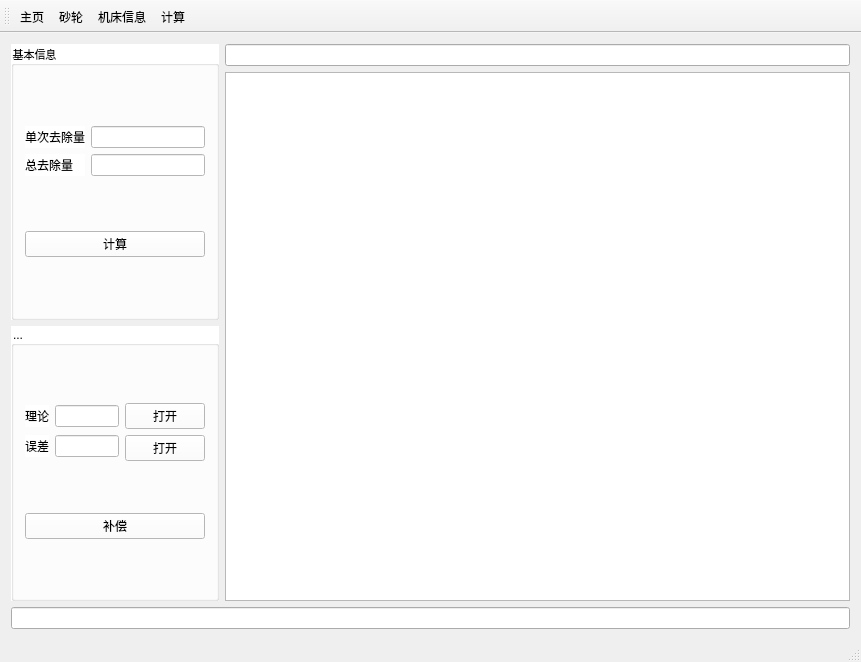
miankongLiu/Total, file Total/mainwindow.ui: the form before one commit.
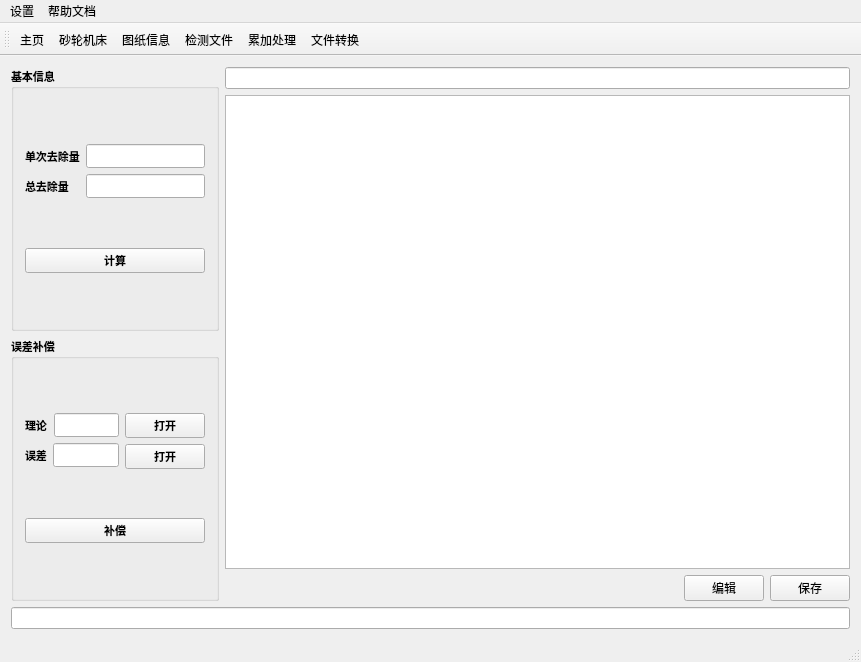
The form after the commit. Icons and pictures are not drawn.

Commit message: 5th添加补偿

Diff of the .ui file:
```diff
--- a/Total/mainwindow.ui
+++ b/Total/mainwindow.ui
@@ -405,9 +405,9 @@
   <widget class="QWidget" name="centralWidget">
    <layout class="QGridLayout" name="gridLayout_4">
     <item row="0" column="0">
-     <layout class="QVBoxLayout" name="verticalLayout_5">
+     <layout class="QVBoxLayout" name="verticalLayout_6">
       <item>
-       <layout class="QHBoxLayout" name="horizontalLayout" stretch="1,3">
+       <layout class="QHBoxLayout" name="horizontalLayout_5" stretch="1,3">
         <item>
          <layout class="QVBoxLayout" name="verticalLayout">
           <item>
@@ -416,12 +416,398 @@
              <font>
               <family>Agency FB</family>
               <pointsize>8</pointsize>
-              <weight>50</weight>
-              <bold>false</bold>
+              <weight>75</weight>
+              <bold>true</bold>
              </font>
             </property>
             <property name="styleSheet">
-             <string notr="true">background-color: rgb(255, 255, 255);</string>
+             <string notr="true">QPalette{background:#F5F5F5;}QGroupBox#gboxDevicePanel&gt;QLabel{color:#000000;}
+
+QWidget#frmMain,QWidget[Form=&quot;true&quot;]{
+border:1px solid #B2B6B9;
+border-radius:0px;
+}
+
+.QFrame{
+border:1px solid #B2B6B9;
+border-radius:5px;
+}
+
+QLabel,QLineEdit,QTextEdit,QPlainTextEdit,QSpinBox,QGroupBox,QComboBox,QDateEdit,QTimeEdit,QDateTimeEdit,QSpinBox,QTreeView,QListView,QTableView,QTabWidget::pane{
+color:#000000;
+}
+
+QWidget#widget_title{
+background:qlineargradient(spread:pad,x1:0,y1:0,x2:0,y2:1,stop:0 #E1E4E6,stop:1 #CCD3D9);
+}
+
+QLabel#lab_Ico,QLabel#lab_Title{
+border-radius:0px;
+color:#000000;
+background-color:rgba(0,0,0,0);
+border-style:none;
+}
+
+QToolButton::menu-indicator{
+image:None;
+}
+
+QToolButton,QWidget#widget_frm&gt;QLabel{
+border-style:none;
+padding:10px;
+color:#000000;
+background:qlineargradient(spread:pad,x1:0,y1:0,x2:0,y2:1,stop:0 #E1E4E6,stop:1 #CCD3D9);
+}
+
+QToolButton:hover,QWidget#widget_frm&gt;QLabel:hover{
+background:qlineargradient(spread:pad,x1:0,y1:0,x2:0,y2:1,stop:0 #F2F3F4,stop:1 #E7E9EB);
+}
+
+QLabel[labVideo=&quot;true&quot;]{
+color:#000000;
+border:1px solid #B2B6B9;
+background:qlineargradient(spread:pad,x1:0,y1:0,x2:0,y2:1,stop:0 #E1E4E6,stop:1 #CCD3D9);
+}
+
+QLabel[labVideo=&quot;true&quot;]:focus{
+border:1px solid #FF0000;
+background:qlineargradient(spread:pad,x1:0,y1:0,x2:0,y2:1,stop:0 #F2F3F4,stop:1 #E7E9EB);
+}
+
+QLineEdit,QTextEdit,QPlainTextEdit,QSpinBox{
+border:1px solid #B2B6B9;
+border-radius:5px;
+padding:2px;
+background:none;
+selection-background-color:#E1E4E6;
+selection-color:#000000;
+}
+
+QLineEdit[echoMode=&quot;2&quot;]{
+lineedit-password-character:9679;
+}
+
+.QGroupBox{
+border:1px solid #B2B6B9;
+border-radius:5px;
+}
+
+.QPushButton{
+border-style:none;
+border:1px solid #B2B6B9;
+color:#000000;
+padding:5px;
+min-height:20px;
+border-radius:5px;
+background:qlineargradient(spread:pad,x1:0,y1:0,x2:0,y2:1,stop:0 #E1E4E6,stop:1 #CCD3D9);
+}
+
+.QPushButton:hover{
+background:qlineargradient(spread:pad,x1:0,y1:0,x2:0,y2:1,stop:0 #F2F3F4,stop:1 #E7E9EB);
+}
+
+.QPushButton:pressed{
+background:qlineargradient(spread:pad,x1:0,y1:0,x2:0,y2:1,stop:0 #E1E4E6,stop:1 #CCD3D9);
+}
+
+.QPushButton:disabled{
+color:#838383;
+background:#F4F4F4;
+}
+
+QPushButton#btnSplitterH{
+padding:2px;
+min-height:8px;
+}
+
+QPushButton#btnMenu,QPushButton#btnMenu_Min,QPushButton#btnMenu_Max,QPushButton#btnMenu_Close,QPushButton#btnSplitterV,QPushButton#btnSplitterH{
+border-radius:0px;
+color:#000000;
+background-color:rgba(0,0,0,0);
+border-style:none;
+}
+
+QPushButton#btnMenu:hover,QPushButton#btnMenu_Min:hover,QPushButton#btnMenu_Max:hover,QPushButton#btnSplitterV:hover,QPushButton#btnSplitterH:hover{
+background-color:qlineargradient(spread:pad,x1:0,y1:1,x2:0,y2:0,stop:0 rgba(25,134,199,0),stop:1 #F2F3F4);
+}
+
+QPushButton#btnMenu_Close:hover{
+background-color:qlineargradient(spread:pad,x1:0,y1:1,x2:0,y2:0,stop:0 rgba(238,0,0,128),stop:1 rgba(238,44,44,255));
+}
+
+QCheckBox{
+color:#000000;
+spacing:2px;
+}
+
+QCheckBox::indicator{
+width:20px;
+height:20px;
+}
+
+QCheckBox::indicator:unchecked{
+image:url(:/image/checkbox_unchecked.png);
+}
+
+QCheckBox::indicator:checked{
+image:url(:/image/checkbox_checked.png);
+}
+
+QRadioButton{
+color:#000000;
+spacing:2px;
+}
+
+QRadioButton::indicator{
+width:15px;
+height:15px;
+}
+
+QRadioButton::indicator::unchecked{
+image:url(:/image/radio_normal.png);
+}
+
+QRadioButton::indicator::checked{
+image:url(:/image/radio_selected.png);
+}
+
+QSpinBox::up-button,QDateEdit::up-button,QTimeEdit::up-button,QDateTimeEdit::up-button{
+image:url(:/image/add_top.png);
+}
+
+QSpinBox::down-button,QDateEdit::down-button,QTimeEdit::down-button,QDateTimeEdit::down-button{
+image:url(:/image/add_bottom.png);
+}
+
+QComboBox,QDateEdit,QTimeEdit,QDateTimeEdit,QSpinBox{
+border-radius:3px;
+padding:3px 5px 3px 5px;
+border:1px solid #B2B6B9;
+background:none;
+selection-background-color:#E1E4E6;
+selection-color:#000000;
+}
+
+QComboBox::drop-down,QDateEdit::drop-down,QTimeEdit::drop-down,QDateTimeEdit::drop-down{
+subcontrol-origin:padding;
+subcontrol-position:top right;
+width:15px;
+border-left-width:1px;
+border-left-style:solid;
+border-top-right-radius:3px;
+border-bottom-right-radius:3px;
+border-left-color:#B2B6B9;
+}
+
+QComboBox::down-arrow,QDateEdit::down-arrow,QTimeEdit::down-arrow,QDateTimeEdit::down-arrow{
+image:url(:/image/add_bottom.png);
+}
+
+QMenu{
+color:#000000;
+background-color:#E1E4E6;
+margin:2px;
+}
+
+QMenu::item{
+padding:3px 20px 3px 20px;
+}
+
+QMenu::indicator{
+width:13px;
+height:13px;
+}
+
+QMenu::item:selected{
+color:#000000;
+border:0px solid #B2B6B9;
+background:qlineargradient(spread:pad,x1:0,y1:0,x2:0,y2:1,stop:0 #E1E4E6,stop:1 #CCD3D9);
+}
+
+QMenu::separator{
+height:1px;
+background:#B2B6B9;
+}
+
+QProgressBar{
+background:#E1E4E6;
+border-radius:5px;
+text-align:center;
+border:1px solid #B2B6B9;
+}
+
+QProgressBar::chunk{
+width:5px;
+margin:0.5px;
+background-color:#B2B6B9;
+}
+
+QSlider::groove:horizontal,QSlider::add-page:horizontal{
+height:8px;
+border-radius:3px;
+background:#B2B6B9;
+}
+
+QSlider::sub-page:horizontal{
+height:8px;
+border-radius:3px;
+background:#787878;
+}
+
+QSlider::handle:horizontal{
+width:13px;
+margin-top:-3px;
+margin-bottom:-3px;
+border-radius:6px;
+background:qradialgradient(spread:pad,cx:0.5,cy:0.5,radius:0.5,fx:0.5,fy:0.5,stop:0.6 #FFFFFF,stop:0.8 #B2B6B9);
+}
+
+QSlider::groove:vertical,QSlider::sub-page:vertical{
+width:8px;
+border-radius:3px;
+background:#B2B6B9;
+}
+
+QSlider::add-page:vertical{
+width:8px;
+border-radius:3px;
+background:#787878;
+}
+
+QSlider::handle:vertical{
+height:13px;
+margin-left:-2px;
+margin-right:-3px;
+border-radius:6px;
+background:qradialgradient(spread:pad,cx:0.5,cy:0.5,radius:0.5,fx:0.5,fy:0.5,stop:0.6 #FFFFFF,stop:0.8 #B2B6B9);
+}
+
+QScrollBar:vertical{
+width:10px;
+background-color:rgba(0,0,0,0%);
+padding-top:10px;
+padding-bottom:10px;
+}
+
+QScrollBar:horizontal{
+height:10px;
+background-color:rgba(0,0,0,0%);
+padding-left:10px;
+padding-right:10px;
+}
+
+QScrollBar::handle:vertical,QScrollBar::handle:horizontal{
+width:10px;
+background:#CCD3D9;
+}
+
+QScrollBar::handle:vertical:hover,QScrollBar::handle:horizontal:hover{
+width:10px;
+background:#E7E9EB;
+}
+
+QScrollBar::add-line:vertical{
+height:10px;
+width:10px;
+subcontrol-position:bottom;
+subcontrol-origin:margin;
+border-border-image:url(:/image/add_bottom.png);
+}
+
+QScrollBar::add-line:horizontal{
+height:10px;
+width:10px;
+subcontrol-position:right;
+subcontrol-origin:margin;
+border-image:url(:/image/add_right.png);
+}
+
+QScrollBar::sub-line:vertical{
+height:10px;
+width:10px;
+subcontrol-position:top;
+subcontrol-origin:margin;
+border-image:url(:/image/add_top.png);
+}
+
+QScrollBar::sub-line:horizontal{
+height:10px;
+width:10px;
+subcontrol-position:left;
+subcontrol-origin:margin;
+image:url(:/image/add_left.png);
+}
+
+QScrollBar::add-page:vertical,QScrollBar::sub-page:vertical,QScrollBar::add-page:horizontal,QScrollBar::sub-page:horizontal{
+width:10px;
+background:#B2B6B9;
+}
+
+QScrollArea{
+border:0px;
+}
+
+QTreeView,QListView,QTableView,QTabWidget::pane{
+border:1px solid #B2B6B9;
+selection-background-color:#F2F3F4;
+selection-color:#000000;
+alternate-background-color:#E7E9EB;
+}
+
+QTableView::item:selected,QListView::item:selected,QTreeView::item:selected{
+color:#000000;
+background:qlineargradient(spread:pad,x1:0,y1:0,x2:0,y2:1,stop:0 #E1E4E6,stop:1 #CCD3D9);
+}
+
+QTableView::item:hover,QListView::item:hover,QTreeView::item:hover{
+color:#000000;
+background:qlineargradient(spread:pad,x1:0,y1:0,x2:0,y2:1,stop:0 #F2F3F4,stop:1 #E7E9EB);
+}
+
+QTableView::item,QListView::item,QTreeView::item{
+padding:5px;
+margin:0px;
+}
+
+QHeaderView::section,QTableCornerButton:section{
+padding:3px;
+margin:0px;
+color:#000000;
+border:1px solid #B2B6B9;
+background:qlineargradient(spread:pad,x1:0,y1:0,x2:0,y2:1,stop:0 #F2F3F4,stop:1 #E7E9EB);
+}
+
+QTabBar::tab{
+border-radius:5px;
+border:1px solid #B2B6B9;
+color:#000000;
+min-width:55px;
+min-height:20px;
+padding:3px 8px 3px 8px;
+margin:1px;
+background:qlineargradient(spread:pad,x1:0,y1:0,x2:0,y2:1,stop:0 #F2F3F4,stop:1 #E7E9EB);
+}
+
+QTabBar::tab:selected,QTabBar::tab:hover{
+background:qlineargradient(spread:pad,x1:0,y1:0,x2:0,y2:1,stop:0 #E1E4E6,stop:1 #CCD3D9);
+}
+
+QStatusBar::item{
+border:0px solid #E1E4E6;
+border-radius:3px;
+}
+
+QToolBox::tab,QToolTip,QGroupBox#gboxDevicePanel{
+padding:3px;
+border-radius: 5px;
+color:#000000;
+background:qlineargradient(spread:pad,x1:0,y1:0,x2:0,y2:1,stop:0 #E1E4E6,stop:1 #CCD3D9);
+}
+
+QToolBox::tab:selected{
+background:qlineargradient(spread:pad,x1:0,y1:0,x2:0,y2:1,stop:0 #F2F3F4,stop:1 #E7E9EB);
+}
+</string>
             </property>
             <property name="title">
              <string>基本信息</string>
@@ -473,11 +859,405 @@
           </item>
           <item>
            <widget class="QGroupBox" name="groupBox_2">
+            <property name="font">
+             <font>
+              <family>Agency FB</family>
+              <pointsize>8</pointsize>
+              <weight>75</weight>
+              <bold>true</bold>
+             </font>
+            </property>
             <property name="styleSheet">
-             <string notr="true">background-color: rgb(255, 255, 255);</string>
+             <string notr="true">QPalette{background:#F5F5F5;}QGroupBox#gboxDevicePanel&gt;QLabel{color:#000000;}
+
+QWidget#frmMain,QWidget[Form=&quot;true&quot;]{
+border:1px solid #B2B6B9;
+border-radius:0px;
+}
+
+.QFrame{
+border:1px solid #B2B6B9;
+border-radius:5px;
+}
+
+QLabel,QLineEdit,QTextEdit,QPlainTextEdit,QSpinBox,QGroupBox,QComboBox,QDateEdit,QTimeEdit,QDateTimeEdit,QSpinBox,QTreeView,QListView,QTableView,QTabWidget::pane{
+color:#000000;
+}
+
+QWidget#widget_title{
+background:qlineargradient(spread:pad,x1:0,y1:0,x2:0,y2:1,stop:0 #E1E4E6,stop:1 #CCD3D9);
+}
+
+QLabel#lab_Ico,QLabel#lab_Title{
+border-radius:0px;
+color:#000000;
+background-color:rgba(0,0,0,0);
+border-style:none;
+}
+
+QToolButton::menu-indicator{
+image:None;
+}
+
+QToolButton,QWidget#widget_frm&gt;QLabel{
+border-style:none;
+padding:10px;
+color:#000000;
+background:qlineargradient(spread:pad,x1:0,y1:0,x2:0,y2:1,stop:0 #E1E4E6,stop:1 #CCD3D9);
+}
+
+QToolButton:hover,QWidget#widget_frm&gt;QLabel:hover{
+background:qlineargradient(spread:pad,x1:0,y1:0,x2:0,y2:1,stop:0 #F2F3F4,stop:1 #E7E9EB);
+}
+
+QLabel[labVideo=&quot;true&quot;]{
+color:#000000;
+border:1px solid #B2B6B9;
+background:qlineargradient(spread:pad,x1:0,y1:0,x2:0,y2:1,stop:0 #E1E4E6,stop:1 #CCD3D9);
+}
+
+QLabel[labVideo=&quot;true&quot;]:focus{
+border:1px solid #FF0000;
+background:qlineargradient(spread:pad,x1:0,y1:0,x2:0,y2:1,stop:0 #F2F3F4,stop:1 #E7E9EB);
+}
+
+QLineEdit,QTextEdit,QPlainTextEdit,QSpinBox{
+border:1px solid #B2B6B9;
+border-radius:5px;
+padding:2px;
+background:none;
+selection-background-color:#E1E4E6;
+selection-color:#000000;
+}
+
+QLineEdit[echoMode=&quot;2&quot;]{
+lineedit-password-character:9679;
+}
+
+.QGroupBox{
+border:1px solid #B2B6B9;
+border-radius:5px;
+}
+
+.QPushButton{
+border-style:none;
+border:1px solid #B2B6B9;
+color:#000000;
+padding:5px;
+min-height:20px;
+border-radius:5px;
+background:qlineargradient(spread:pad,x1:0,y1:0,x2:0,y2:1,stop:0 #E1E4E6,stop:1 #CCD3D9);
+}
+
+.QPushButton:hover{
+background:qlineargradient(spread:pad,x1:0,y1:0,x2:0,y2:1,stop:0 #F2F3F4,stop:1 #E7E9EB);
+}
+
+.QPushButton:pressed{
+background:qlineargradient(spread:pad,x1:0,y1:0,x2:0,y2:1,stop:0 #E1E4E6,stop:1 #CCD3D9);
+}
+
+.QPushButton:disabled{
+color:#838383;
+background:#F4F4F4;
+}
+
+QPushButton#btnSplitterH{
+padding:2px;
+min-height:8px;
+}
+
+QPushButton#btnMenu,QPushButton#btnMenu_Min,QPushButton#btnMenu_Max,QPushButton#btnMenu_Close,QPushButton#btnSplitterV,QPushButton#btnSplitterH{
+border-radius:0px;
+color:#000000;
+background-color:rgba(0,0,0,0);
+border-style:none;
+}
+
+QPushButton#btnMenu:hover,QPushButton#btnMenu_Min:hover,QPushButton#btnMenu_Max:hover,QPushButton#btnSplitterV:hover,QPushButton#btnSplitterH:hover{
+background-color:qlineargradient(spread:pad,x1:0,y1:1,x2:0,y2:0,stop:0 rgba(25,134,199,0),stop:1 #F2F3F4);
+}
+
+QPushButton#btnMenu_Close:hover{
+background-color:qlineargradient(spread:pad,x1:0,y1:1,x2:0,y2:0,stop:0 rgba(238,0,0,128),stop:1 rgba(238,44,44,255));
+}
+
+QCheckBox{
+color:#000000;
+spacing:2px;
+}
+
+QCheckBox::indicator{
+width:20px;
+height:20px;
+}
+
+QCheckBox::indicator:unchecked{
+image:url(:/image/checkbox_unchecked.png);
+}
+
+QCheckBox::indicator:checked{
+image:url(:/image/checkbox_checked.png);
+}
+
+QRadioButton{
+color:#000000;
+spacing:2px;
+}
+
+QRadioButton::indicator{
+width:15px;
+height:15px;
+}
+
+QRadioButton::indicator::unchecked{
+image:url(:/image/radio_normal.png);
+}
+
+QRadioButton::indicator::checked{
+image:url(:/image/radio_selected.png);
+}
+
+QSpinBox::up-button,QDateEdit::up-button,QTimeEdit::up-button,QDateTimeEdit::up-button{
+image:url(:/image/add_top.png);
+}
+
+QSpinBox::down-button,QDateEdit::down-button,QTimeEdit::down-button,QDateTimeEdit::down-button{
+image:url(:/image/add_bottom.png);
+}
+
+QComboBox,QDateEdit,QTimeEdit,QDateTimeEdit,QSpinBox{
+border-radius:3px;
+padding:3px 5px 3px 5px;
+border:1px solid #B2B6B9;
+background:none;
+selection-background-color:#E1E4E6;
+selection-color:#000000;
+}
+
+QComboBox::drop-down,QDateEdit::drop-down,QTimeEdit::drop-down,QDateTimeEdit::drop-down{
+subcontrol-origin:padding;
+subcontrol-position:top right;
+width:15px;
+border-left-width:1px;
+border-left-style:solid;
+border-top-right-radius:3px;
+border-bottom-right-radius:3px;
+border-left-color:#B2B6B9;
+}
+
+QComboBox::down-arrow,QDateEdit::down-arrow,QTimeEdit::down-arrow,QDateTimeEdit::down-arrow{
+image:url(:/image/add_bottom.png);
+}
+
+QMenu{
+color:#000000;
+background-color:#E1E4E6;
+margin:2px;
+}
+
+QMenu::item{
+padding:3px 20px 3px 20px;
+}
+
+QMenu::indicator{
+width:13px;
+height:13px;
+}
+
+QMenu::item:selected{
+color:#000000;
+border:0px solid #B2B6B9;
+background:qlineargradient(spread:pad,x1:0,y1:0,x2:0,y2:1,stop:0 #E1E4E6,stop:1 #CCD3D9);
+}
+
+QMenu::separator{
+height:1px;
+background:#B2B6B9;
+}
+
+QProgressBar{
+background:#E1E4E6;
+border-radius:5px;
+text-align:center;
+border:1px solid #B2B6B9;
+}
+
+QProgressBar::chunk{
+width:5px;
+margin:0.5px;
+background-color:#B2B6B9;
+}
+
+QSlider::groove:horizontal,QSlider::add-page:horizontal{
+height:8px;
+border-radius:3px;
+background:#B2B6B9;
+}
+
+QSlider::sub-page:horizontal{
+height:8px;
+border-radius:3px;
+background:#787878;
+}
+
+QSlider::handle:horizontal{
+width:13px;
+margin-top:-3px;
+margin-bottom:-3px;
+border-radius:6px;
+background:qradialgradient(spread:pad,cx:0.5,cy:0.5,radius:0.5,fx:0.5,fy:0.5,stop:0.6 #FFFFFF,stop:0.8 #B2B6B9);
+}
+
+QSlider::groove:vertical,QSlider::sub-page:vertical{
+width:8px;
+border-radius:3px;
+background:#B2B6B9;
+}
+
+QSlider::add-page:vertical{
+width:8px;
+border-radius:3px;
+background:#787878;
+}
+
+QSlider::handle:vertical{
+height:13px;
+margin-left:-2px;
+margin-right:-3px;
+border-radius:6px;
+background:qradialgradient(spread:pad,cx:0.5,cy:0.5,radius:0.5,fx:0.5,fy:0.5,stop:0.6 #FFFFFF,stop:0.8 #B2B6B9);
+}
+
+QScrollBar:vertical{
+width:10px;
+background-color:rgba(0,0,0,0%);
+padding-top:10px;
+padding-bottom:10px;
+}
+
+QScrollBar:horizontal{
+height:10px;
+background-color:rgba(0,0,0,0%);
+padding-left:10px;
+padding-right:10px;
+}
+
+QScrollBar::handle:vertical,QScrollBar::handle:horizontal{
+width:10px;
+background:#CCD3D9;
+}
+
+QScrollBar::handle:vertical:hover,QScrollBar::handle:horizontal:hover{
+width:10px;
+background:#E7E9EB;
+}
+
+QScrollBar::add-line:vertical{
+height:10px;
+width:10px;
+subcontrol-position:bottom;
+subcontrol-origin:margin;
+border-border-image:url(:/image/add_bottom.png);
+}
+
+QScrollBar::add-line:horizontal{
+height:10px;
+width:10px;
+subcontrol-position:right;
+subcontrol-origin:margin;
+border-image:url(:/image/add_right.png);
+}
+
+QScrollBar::sub-line:vertical{
+height:10px;
+width:10px;
+subcontrol-position:top;
+subcontrol-origin:margin;
+border-image:url(:/image/add_top.png);
+}
+
+QScrollBar::sub-line:horizontal{
+height:10px;
+width:10px;
+subcontrol-position:left;
+subcontrol-origin:margin;
+image:url(:/image/add_left.png);
+}
+
+QScrollBar::add-page:vertical,QScrollBar::sub-page:vertical,QScrollBar::add-page:horizontal,QScrollBar::sub-page:horizontal{
+width:10px;
+background:#B2B6B9;
+}
+
+QScrollArea{
+border:0px;
+}
+
+QTreeView,QListView,QTableView,QTabWidget::pane{
+border:1px solid #B2B6B9;
+selection-background-color:#F2F3F4;
+selection-color:#000000;
+alternate-background-color:#E7E9EB;
+}
+
+QTableView::item:selected,QListView::item:selected,QTreeView::item:selected{
+color:#000000;
+background:qlineargradient(spread:pad,x1:0,y1:0,x2:0,y2:1,stop:0 #E1E4E6,stop:1 #CCD3D9);
+}
+
+QTableView::item:hover,QListView::item:hover,QTreeView::item:hover{
+color:#000000;
+background:qlineargradient(spread:pad,x1:0,y1:0,x2:0,y2:1,stop:0 #F2F3F4,stop:1 #E7E9EB);
+}
+
+QTableView::item,QListView::item,QTreeView::item{
+padding:5px;
+margin:0px;
+}
+
+QHeaderView::section,QTableCornerButton:section{
+padding:3px;
+margin:0px;
+color:#000000;
+border:1px solid #B2B6B9;
+background:qlineargradient(spread:pad,x1:0,y1:0,x2:0,y2:1,stop:0 #F2F3F4,stop:1 #E7E9EB);
+}
+
+QTabBar::tab{
+border-radius:5px;
+border:1px solid #B2B6B9;
+color:#000000;
+min-width:55px;
+min-height:20px;
+padding:3px 8px 3px 8px;
+margin:1px;
+background:qlineargradient(spread:pad,x1:0,y1:0,x2:0,y2:1,stop:0 #F2F3F4,stop:1 #E7E9EB);
+}
+
+QTabBar::tab:selected,QTabBar::tab:hover{
+background:qlineargradient(spread:pad,x1:0,y1:0,x2:0,y2:1,stop:0 #E1E4E6,stop:1 #CCD3D9);
+}
+
+QStatusBar::item{
+border:0px solid #E1E4E6;
+border-radius:3px;
+}
+
+QToolBox::tab,QToolTip,QGroupBox#gboxDevicePanel{
+padding:3px;
+border-radius: 5px;
+color:#000000;
+background:qlineargradient(spread:pad,x1:0,y1:0,x2:0,y2:1,stop:0 #E1E4E6,stop:1 #CCD3D9);
+}
+
+QToolBox::tab:selected{
+background:qlineargradient(spread:pad,x1:0,y1:0,x2:0,y2:1,stop:0 #F2F3F4,stop:1 #E7E9EB);
+}
+</string>
             </property>
             <property name="title">
-             <string>...</string>
+             <string>误差补偿</string>
             </property>
             <layout class="QGridLayout" name="gridLayout_3">
              <item row="0" column="0">
@@ -547,12 +1327,47 @@
          </layout>
         </item>
         <item>
-         <layout class="QVBoxLayout" name="verticalLayout_2">
+         <layout class="QVBoxLayout" name="verticalLayout_5">
           <item>
-           <widget class="QLineEdit" name="lineEdit_2"/>
+           <layout class="QVBoxLayout" name="verticalLayout_2">
+            <item>
+             <widget class="QLineEdit" name="lineEdit_2"/>
+            </item>
+            <item>
+             <widget class="QPlainTextEdit" name="plainTextEdit"/>
+            </item>
+           </layout>
           </item>
           <item>
-           <widget class="QPlainTextEdit" name="plainTextEdit"/>
+           <layout class="QHBoxLayout" name="horizontalLayout">
+            <item>
+             <spacer name="horizontalSpacer">
+              <property name="orientation">
+               <enum>Qt::Horizontal</enum>
+              </property>
+              <property name="sizeHint" stdset="0">
+               <size>
+                <width>40</width>
+                <height>20</height>
+               </size>
+              </property>
+             </spacer>
+            </item>
+            <item>
+             <widget class="QPushButton" name="pb_edit">
+              <property name="text">
+               <string>编辑</string>
+              </property>
+             </widget>
+            </item>
+            <item>
+             <widget class="QPushButton" name="pb_save">
+              <property name="text">
+               <string>保存</string>
+              </property>
+             </widget>
+            </item>
+           </layout>
           </item>
          </layout>
         </item>
@@ -574,6 +1389,19 @@
      <height>23</height>
     </rect>
    </property>
+   <widget class="QMenu" name="menu">
+    <property name="title">
+     <string>设置</string>
+    </property>
+    <addaction name="actionFile"/>
+   </widget>
+   <widget class="QMenu" name="menu_2">
+    <property name="title">
+     <string>帮助文档</string>
+    </property>
+   </widget>
+   <addaction name="menu"/>
+   <addaction name="menu_2"/>
   </widget>
   <widget class="QToolBar" name="mainToolBar">
    <attribute name="toolBarArea">
@@ -586,6 +1414,8 @@
    <addaction name="actioninfoTool"/>
    <addaction name="actioninfoMacine"/>
    <addaction name="actioncalculate"/>
+   <addaction name="actionPlus"/>
+   <addaction name="actionTransfer"/>
   </widget>
   <widget class="QStatusBar" name="statusBar"/>
   <action name="actionhome">
@@ -603,7 +1433,7 @@
      <normaloff>:/new/prefix1/F:/OCX/2016 ICON/General/32px/General-2-54.png</normaloff>:/new/prefix1/F:/OCX/2016 ICON/General/32px/General-2-54.png</iconset>
    </property>
    <property name="text">
-    <string>砂轮</string>
+    <string>砂轮&amp;机床</string>
    </property>
   </action>
   <action name="actioninfoMacine">
@@ -612,7 +1442,7 @@
      <normaloff>:/new/prefix1/F:/OCX/2016 ICON/Inter/32px/Interface-76.png</normaloff>:/new/prefix1/F:/OCX/2016 ICON/Inter/32px/Interface-76.png</iconset>
    </property>
    <property name="text">
-    <string>机床信息</string>
+    <string>图纸信息</string>
    </property>
   </action>
   <action name="actioncalculate">
@@ -621,7 +1451,36 @@
      <normaloff>:/new/prefix1/F:/OCX/2016 ICON/Desigan/32px/Design-89.png</normaloff>:/new/prefix1/F:/OCX/2016 ICON/Desigan/32px/Design-89.png</iconset>
    </property>
    <property name="text">
-    <string>计算</string>
+    <string>检测文件</string>
+   </property>
+   <property name="toolTip">
+    <string>检测文件</string>
+   </property>
+  </action>
+  <action name="actionPlus">
+   <property name="icon">
+    <iconset resource="rc.qrc">
+     <normaloff>:/new/prefix1/F:/OCX/2016 ICON/Files/32px/Files-80.png</normaloff>:/new/prefix1/F:/OCX/2016 ICON/Files/32px/Files-80.png</iconset>
+   </property>
+   <property name="text">
+    <string>累加处理</string>
+   </property>
+  </action>
+  <action name="actionTransfer">
+   <property name="icon">
+    <iconset resource="rc.qrc">
+     <normaloff>:/new/prefix1/F:/OCX/2016 ICON/Controls/32px/controls-77.png</normaloff>:/new/prefix1/F:/OCX/2016 ICON/Controls/32px/controls-77.png</iconset>
+   </property>
+   <property name="text">
+    <string>文件转换</string>
+   </property>
+  </action>
+  <action name="actionFile">
+   <property name="text">
+    <string>文件路径</string>
+   </property>
+   <property name="toolTip">
+    <string>文件路径</string>
    </property>
   </action>
  </widget>
```
Left out of the diff: 12 changed lines with no effect on the pictures. The commit also changes 29 other files.
